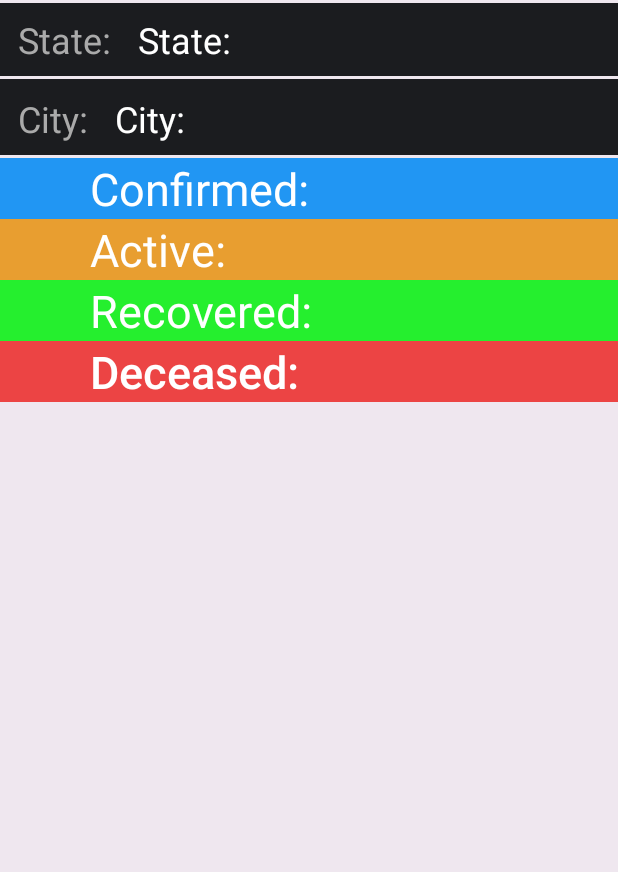
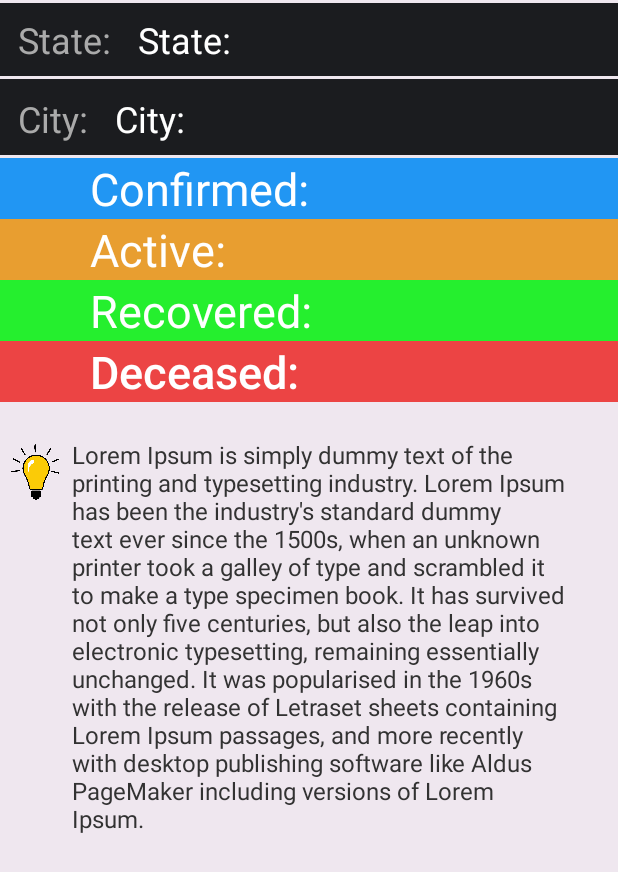
Before and after one commit to stran9elet/Covid-Tracker, an Android app: the layout activity_details.xml on its own in the app's theme, with its tools: preview values and no code run, on a phone screen of 412 x 824 dp. Shown: the top 872 px of the screen. Run offline under Robolectric (Android 15) with nearby library versions, the phone set to English and light mode, and no system bars; network calls fail.

Commit message:
Changed UI and added progress bar

```diff
--- a/app/src/main/java/com/example/covidtracker/MainActivity.java
+++ b/app/src/main/java/com/example/covidtracker/MainActivity.java
@@ -15,6 +15,7 @@ import android.widget.AdapterView;
 import android.widget.ArrayAdapter;
 import android.widget.LinearLayout;
 import android.widget.ListView;
+import android.widget.ProgressBar;
 import android.widget.TextView;
 
 import org.json.JSONException;
@@ -28,13 +29,16 @@ import java.util.ArrayList;
 public class MainActivity extends AppCompatActivity {
 
     private LinearLayout emptyLayout;
+    ProgressBar progressBar;
     @Override
     protected void onCreate(Bundle savedInstanceState) {
         super.onCreate(savedInstanceState);
         setContentView(R.layout.activity_main);
+        progressBar = (ProgressBar) findViewById(R.id.progress);
 
         emptyLayout = (LinearLayout) findViewById(R.id.empty_layout);
         emptyLayout.setVisibility(View.INVISIBLE);
+
 
         ConnectivityManager connectivityManager = (ConnectivityManager) getSystemService(Context.CONNECTIVITY_SERVICE);
         NetworkInfo networkInfo = connectivityManager.getActiveNetworkInfo();
@@ -50,6 +54,7 @@ public class MainActivity extends AppCompatActivity {
             CovidTask covidTask = new CovidTask();
             covidTask.execute(url);
         }else{
+            progressBar.setVisibility(View.GONE);
             TextView textView = (TextView) findViewById(R.id.state_selection);
             textView.setVisibility(View.INVISIBLE);
             emptyLayout.setVisibility(View.VISIBLE);
@@ -75,6 +80,7 @@ public class MainActivity extends AppCompatActivity {
 
         @Override
         protected void onPostExecute(ArrayList<String> strings) {
+            progressBar.setVisibility(View.GONE);
             ListView listView = (ListView) findViewById(R.id.list_1);
             CovidAdapter adapter = new CovidAdapter(MainActivity.this,strings);
             listView.setAdapter(adapter);
--- /dev/null
+++ b/app/src/main/res/drawable/curved_view.xml
@@ -0,0 +1,6 @@
+<?xml version="1.0" encoding="utf-8"?>
+<shape xmlns:android="http://schemas.android.com/apk/res/android">
+    <solid android:color="@color/primary_color"/>
+    <corners android:bottomLeftRadius="24dp"
+        android:bottomRightRadius="24dp"/>
+</shape>
--- a/app/src/main/res/drawable/ic_baseline_arrow_forward_ios_24.xml
+++ b/app/src/main/res/drawable/ic_baseline_arrow_forward_ios_24.xml
@@ -1,5 +1,5 @@
-<vector android:height="32dp" android:tint="#ffffff"
+<vector android:height="32dp" android:tint="@color/purple_200"
     android:viewportHeight="24" android:viewportWidth="24"
     android:width="32dp" xmlns:android="http://schemas.android.com/apk/res/android">
-    <path android:fillColor="@android:color/white" android:pathData="M5.88,4.12L13.76,12l-7.88,7.88L8,22l10,-10L8,2z"/>
+    <path android:fillColor="@color/purple_200" android:pathData="M5.88,4.12L13.76,12l-7.88,7.88L8,22l10,-10L8,2z"/>
 </vector>
--- /dev/null
+++ b/app/src/main/res/drawable/ic_baseline_arrow_forward_ios_24_2.xml
@@ -0,0 +1,5 @@
+<vector android:height="32dp"
+    android:viewportHeight="24" android:viewportWidth="24"
+    android:width="32dp" xmlns:android="http://schemas.android.com/apk/res/android">
+    <path android:fillColor="#27C0FB" android:pathData="M5.88,4.12L13.76,12l-7.88,7.88L8,22l10,-10L8,2z"/>
+</vector>
--- a/app/src/main/res/drawable/text_view1.xml
+++ b/app/src/main/res/drawable/text_view1.xml
@@ -1,6 +1,6 @@
 <?xml version="1.0" encoding="utf-8"?>
 <shape xmlns:android="http://schemas.android.com/apk/res/android">
-<solid android:color="@color/purple_200">
+<solid android:color="#efe7ef">
 </solid>
-    <corners android:radius="24dp"/>
+    <corners android:radius="100dp"/>
 </shape>
--- a/app/src/main/res/drawable/text_view2.xml
+++ /dev/null
@@ -1,6 +0,0 @@
-<?xml version="1.0" encoding="utf-8"?>
-<shape xmlns:android="http://schemas.android.com/apk/res/android">
-    <solid android:color="#27C0FB">
-    </solid>
-    <corners android:radius="24dp"/>
-</shape>
--- a/app/src/main/res/layout/activity_details.xml
+++ b/app/src/main/res/layout/activity_details.xml
@@ -4,89 +4,91 @@
     xmlns:tools="http://schemas.android.com/tools"
     android:layout_width="match_parent"
     android:layout_height="match_parent"
+    android:background="#efe7ef"
     android:orientation="vertical"
-    android:background="#efe7ef"
     tools:context=".DetailsActivity">
-    <androidx.core.widget.NestedScrollView
-        android:layout_width="match_parent"
-        android:layout_height="match_parent">
+
     <LinearLayout
         android:layout_width="match_parent"
         android:layout_height="match_parent"
         android:orientation="vertical">
+
         <LinearLayout
-        android:layout_marginTop="2dp"
             android:layout_width="match_parent"
             android:layout_height="wrap_content"
-        android:orientation="horizontal"
-        android:background="@color/primary_color" >
+            android:layout_marginTop="2dp"
+            android:background="@color/primary_color"
+            android:orientation="horizontal">
 
             <TextView
                 android:layout_width="wrap_content"
                 android:layout_height="wrap_content"
+                android:background="@color/primary_color"
+                android:paddingLeft="12dp"
+                android:paddingTop="8dp"
+                android:paddingBottom="8dp"
                 android:text="State: "
                 android:textColor="#aaaaaa"
+                android:textSize="24dp" />
+
+            <TextView
+                android:id="@+id/state_view_2"
+                android:layout_width="wrap_content"
+                android:layout_height="wrap_content"
+                android:layout_weight="1"
+                android:background="@color/primary_color"
                 android:paddingLeft="12dp"
-        android:textSize="24dp"
                 android:paddingTop="8dp"
                 android:paddingBottom="8dp"
-        android:background="@color/primary_color" />
+                android:text="State: "
+                android:textColor="#ffffff"
+                android:textSize="24dp" />
+        </LinearLayout>
+
+        <LinearLayout
+            android:layout_width="match_parent"
+            android:layout_height="wrap_content"
+            android:layout_marginTop="2dp"
+            android:layout_marginBottom="2dp"
+            android:background="@color/primary_color"
+            android:orientation="horizontal">
+
             <TextView
                 android:layout_width="wrap_content"
                 android:layout_height="wrap_content"
-            android:layout_weight="1"
-            android:text="State: "
-            android:textColor="#ffffff"
+                android:layout_marginTop="2dp"
+                android:background="@color/primary_color"
                 android:paddingLeft="12dp"
-            android:textSize="24dp"
                 android:paddingTop="8dp"
                 android:paddingBottom="8dp"
-            android:background="@color/primary_color"
-            android:id="@+id/state_view_2"/>
-    </LinearLayout>
+                android:text="City: "
+                android:textColor="#aaaaaa"
+                android:textSize="24dp" />
 
-    <LinearLayout
-        android:layout_marginTop="2dp"
-        android:layout_marginBottom="2dp"
+            <TextView
+                android:id="@+id/city_view"
                 android:layout_width="match_parent"
                 android:layout_height="wrap_content"
-        android:orientation="horizontal"
-        android:background="@color/primary_color">
-    <TextView
                 android:layout_marginTop="2dp"
-        android:layout_width="wrap_content"
-        android:layout_height="wrap_content"
-        android:text="City: "
-        android:textColor="#aaaaaa"
+                android:layout_weight="1"
+                android:background="@color/primary_color"
                 android:paddingLeft="12dp"
-        android:textSize="24dp"
                 android:paddingTop="8dp"
                 android:paddingBottom="8dp"
-        android:background="@color/primary_color" />
-        <TextView
-            android:layout_marginTop="2dp"
-            android:layout_width="match_parent"
-            android:layout_height="wrap_content"
-            android:layout_weight="1"
                 android:text="City: "
                 android:textColor="#ffffff"
-            android:paddingLeft="12dp"
-            android:textSize="24dp"
-            android:paddingTop="8dp"
-            android:paddingBottom="8dp"
-            android:background="@color/primary_color"
-            android:id="@+id/city_view"/>
+                android:textSize="24dp" />
         </LinearLayout>
 
         <TextView
             android:id="@+id/confirmed"
             android:layout_width="match_parent"
             android:layout_height="wrap_content"
+            android:background="#2196F3"
+            android:gravity="center_vertical"
             android:paddingLeft="60dp"
             android:paddingRight="40dp"
-        android:gravity="center_vertical"
             android:text="Confirmed: "
-        android:background="#2196F3"
             android:textColor="#ffffff"
             android:textSize="30sp" />
 
@@ -94,11 +96,11 @@
             android:id="@+id/active"
             android:layout_width="match_parent"
             android:layout_height="wrap_content"
+            android:background="#E89E30"
+            android:gravity="center_vertical"
             android:paddingLeft="60dp"
             android:paddingRight="40dp"
-        android:gravity="center_vertical"
             android:text="Active: "
-        android:background="#E89E30"
             android:textColor="#ffffff"
             android:textSize="30sp" />
 
@@ -106,11 +108,11 @@
             android:id="@+id/recovered"
             android:layout_width="match_parent"
             android:layout_height="wrap_content"
+            android:background="#25EF2E"
+            android:gravity="center_vertical"
             android:paddingLeft="60dp"
             android:paddingRight="40dp"
-        android:gravity="center_vertical"
             android:text="Recovered: "
-        android:background="#25EF2E"
             android:textColor="#ffffff"
             android:textColorHighlight="#24D82B"
             android:textSize="30sp" />
@@ -119,15 +121,41 @@
             android:id="@+id/deceased"
             android:layout_width="match_parent"
             android:layout_height="wrap_content"
+            android:background="#EC4444"
+            android:fontFamily="sans-serif-medium"
+            android:gravity="center_vertical"
             android:paddingLeft="60dp"
             android:paddingRight="40dp"
-        android:fontFamily="sans-serif-medium"
-        android:gravity="center_vertical"
             android:text="Deceased: "
-        android:background="#EC4444"
             android:textColor="#ffffff"
             android:textSize="30sp" />
+
+        <androidx.core.widget.NestedScrollView
+            android:layout_width="match_parent"
+            android:layout_height="match_parent">
+
+            <LinearLayout
+                android:layout_width="match_parent"
+                android:layout_height="wrap_content"
+                android:orientation="horizontal">
+
+                <ImageView
+                    android:layout_width="48dp"
+                    android:layout_height="48dp"
+                    android:layout_marginTop="24dp"
+                    android:src="@drawable/light_bulb_ideas" />
+
+                <TextView
+                    android:layout_width="match_parent"
+                    android:layout_height="wrap_content"
+                    android:layout_marginTop="24dp"
+                    android:paddingRight="32dp"
+                    android:paddingBottom="24dp"
+                    android:text="Lorem Ipsum is simply dummy text of the printing and typesetting industry. Lorem Ipsum has been the industry's standard dummy text ever since the 1500s, when an unknown printer took a galley of type and scrambled it to make a type specimen book. It has survived not only five centuries, but also the leap into electronic typesetting, remaining essentially unchanged. It was popularised in the 1960s with the release of Letraset sheets containing Lorem Ipsum passages, and more recently with desktop publishing software like Aldus PageMaker including versions of Lorem Ipsum."
+                    android:textColor="@android:color/secondary_text_light"
+                    android:textSize="16sp" />
             </LinearLayout>
         </androidx.core.widget.NestedScrollView>
+    </LinearLayout>
 
 </LinearLayout>
--- a/app/src/main/res/layout/list_item_1.xml
+++ b/app/src/main/res/layout/list_item_1.xml
@@ -25,7 +25,7 @@
             android:gravity="center"
             android:id="@+id/state_text_view"
             android:layout_width="0dp"
-            android:textColor="#FFFFFF"
+            android:textColor="@color/purple_200"
             android:layout_height="match_parent"
             android:layout_weight="1"
             android:layout_marginLeft="16dp"
--- a/app/src/main/res/layout/list_item_2.xml
+++ b/app/src/main/res/layout/list_item_2.xml
@@ -11,7 +11,7 @@
         android:id="@+id/district_view"
         android:layout_width="0dp"
         android:layout_height="wrap_content"
-        android:background="@drawable/text_view2"
+        android:background="@drawable/text_view1"
         android:paddingLeft="24dp"
         android:paddingTop="16dp"
         android:paddingRight="16dp"
@@ -25,7 +25,7 @@
             android:gravity="center"
             android:id="@+id/district_text_view"
             android:layout_width="0dp"
-            android:textColor="#FFFFFF"
+            android:textColor="#27C0FB"
             android:layout_height="match_parent"
             android:layout_weight="1"
             android:layout_marginLeft="16dp"
@@ -40,6 +40,6 @@
             app:layout_constraintBottom_toBottomOf="@+id/state_text_view"
             app:layout_constraintEnd_toEndOf="@+id/state_text_view"
             app:layout_constraintTop_toTopOf="@+id/state_text_view"
-            app:srcCompat="@drawable/ic_baseline_arrow_forward_ios_24" />
+            app:srcCompat="@drawable/ic_baseline_arrow_forward_ios_24_2" />
     </LinearLayout>
 </androidx.constraintlayout.widget.ConstraintLayout>
--- a/app/src/main/res/values/colors.xml
+++ b/app/src/main/res/values/colors.xml
@@ -1,6 +1,6 @@
 <?xml version="1.0" encoding="utf-8"?>
 <resources>
-    <color name="purple_200">#FFBB86FC</color>
+    <color name="purple_200">#B401FF</color>
     <color name="purple_500">#FF6200EE</color>
     <color name="purple_700">#FF3700B3</color>
     <color name="teal_200">#FF03DAC5</color>
@@ -10,7 +10,7 @@
 
     <color name="colorPrimary">#6200EE</color>
     <color name="colorPrimaryDark">#3700B3</color>
-    <color name="colorAccent">#03DAC5</color>
+    <color name="colorAccent">@color/purple_200</color>
 
     <color name="primary_color">#1b1c1f</color>
 
--- a/app/src/main/res/values/themes.xml
+++ b/app/src/main/res/values/themes.xml
@@ -6,8 +6,8 @@
         <item name="colorPrimaryVariant">@color/purple_700</item>
         <item name="colorOnPrimary">@color/white</item>
         <!-- Secondary brand color. -->
-        <item name="colorSecondary">@color/teal_200</item>
-        <item name="colorSecondaryVariant">@color/teal_700</item>
+        <item name="colorSecondary">@color/purple_200</item>
+        <item name="colorSecondaryVariant">@color/purple_200</item>
         <item name="colorOnSecondary">@color/black</item>
         <!-- Status bar color. -->
         <item name="android:statusBarColor" tools:targetApi="l">?attr/colorPrimaryVariant</item>
```
Also changed, not shown: app/src/main/res/drawable/progress.xml (added, +26 -0 lines), app/src/main/res/layout/activity_district.xml (+9 -8 lines), app/src/main/res/layout/activity_main.xml (+26 -12 lines), app/src/main/res/drawable/light_bulb_ideas.png (added), 1 other file. Lines whose indentation alone changed are shown as unchanged.
